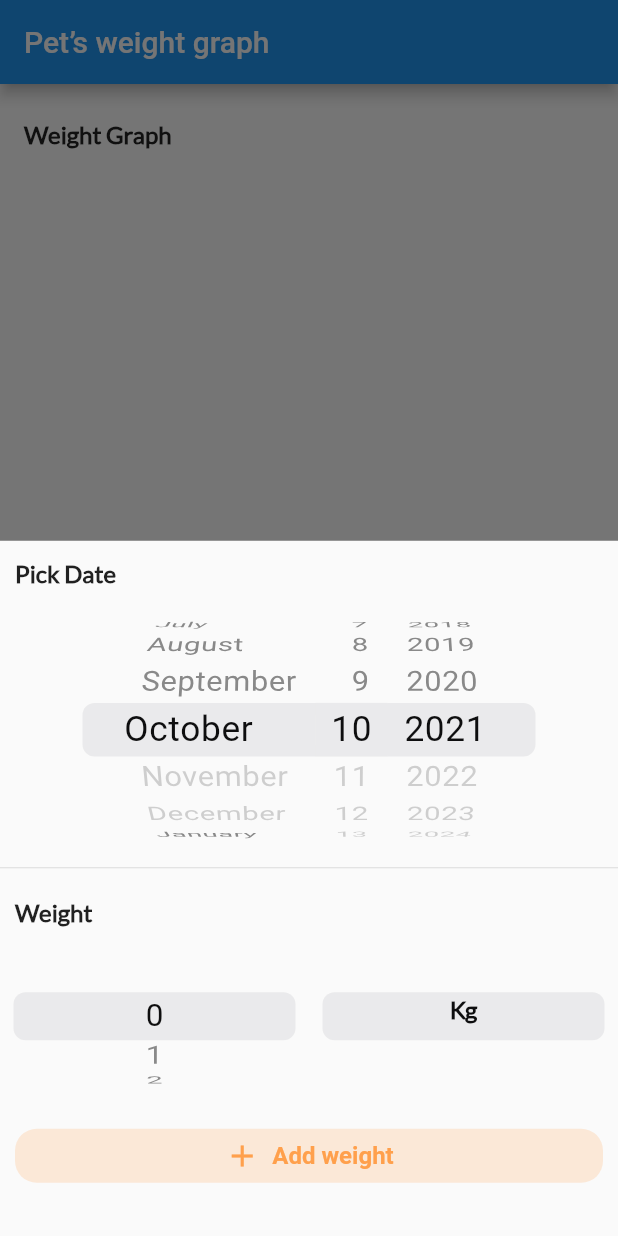
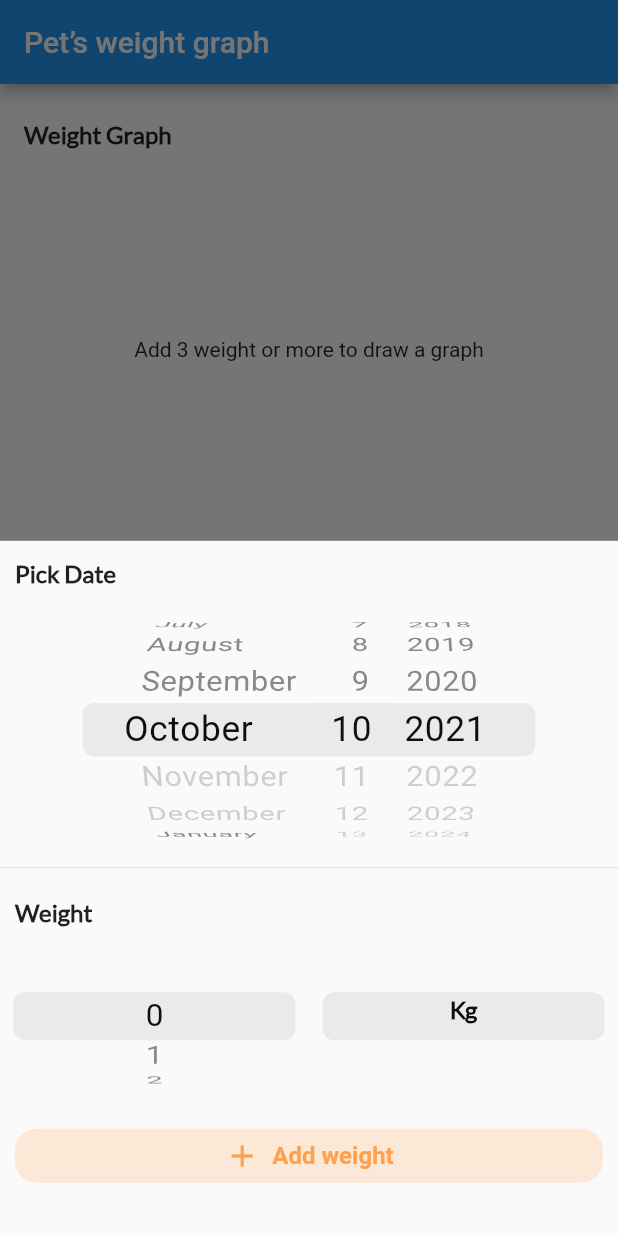
Before and after one commit to Ibrahim229/pets_weight_graph, a Flutter app: the screen it shows after launch, after a tap on "Weight", on a phone screen of 412 x 824 dp. Run offline on Flutter 3.47's test engine with Material 2 defaults, Android fonts, the phone set to English and light mode, and no system bars; our stand-ins replace another_flushbar, dio; network calls fail.

Commit message:
last commit

```diff
--- a/lib/ui/chart_painter.dart
+++ b/lib/ui/chart_painter.dart
@@ -75,7 +75,7 @@ class ChartPainter extends CustomPainter {
           Offset(dp.dx, margin), Offset(dp.dx, margin + height), outlinePiant);
       canvas.drawCircle(dp, radius, dotPointFill);
       canvas.drawCircle(dp, radius, linePaint);
-      var dp1 = Offset(dp.dx, 25 * hr);
+      var dp1 = Offset(dp.dx, size.height-10);
       _drawTextCentered(canvas, dp1, x[i], textStyle, width);
     }
 
--- a/lib/ui/weight_graph.dart
+++ b/lib/ui/weight_graph.dart
@@ -95,7 +95,7 @@ class _WeightGraphState extends State<WeightGraph> {
             ),
           ),
           Expanded(
-            child: GestureDetector(
+            child:_list.length>=3? GestureDetector(
               onScaleStart: (details) {
                 lastScaleUpdateDetails = null;
               },
@@ -123,6 +123,8 @@ class _WeightGraphState extends State<WeightGraph> {
                 painter: ChartPainter(_x ?? [], _y ?? [], _min ?? 0.0,
                     _max ?? 0.0, scale, xOffset),
               ),
+            ):Container(
+              child: Center(child: Text("Add 3 weight or more to draw a graph"),),
             ),
           ),
           SizedBox(
@@ -270,7 +272,10 @@ class _WeightGraphState extends State<WeightGraph> {
                 Icons.add,
                 color: AppColors.buttonTextColor,
               ),
-              onPressed: () => _addNewWeight(selectedWeight, selectedData),
+              onPressed: () {
+                Navigator.of(context).pop();
+                _addNewWeight(selectedWeight, selectedData);
+              },
               style: OutlinedButton.styleFrom(
                   side: BorderSide.none,
                   backgroundColor: AppColors.buttonTextColor.withOpacity(0.2),
```
Also changed, not shown: 23 other files.
